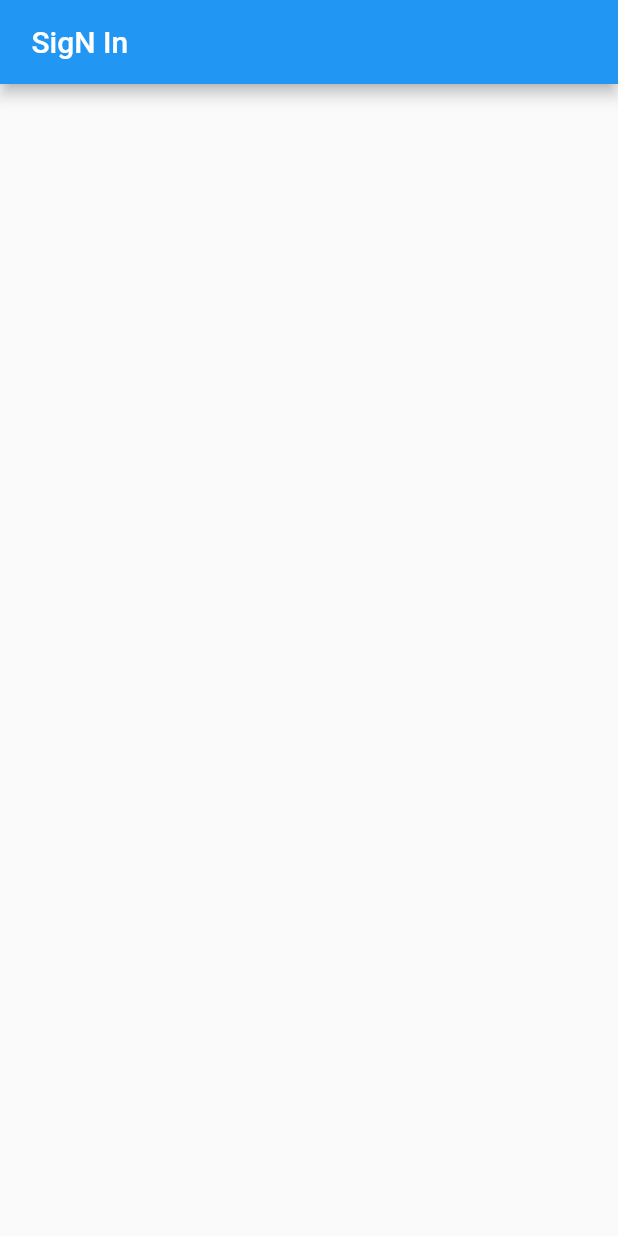
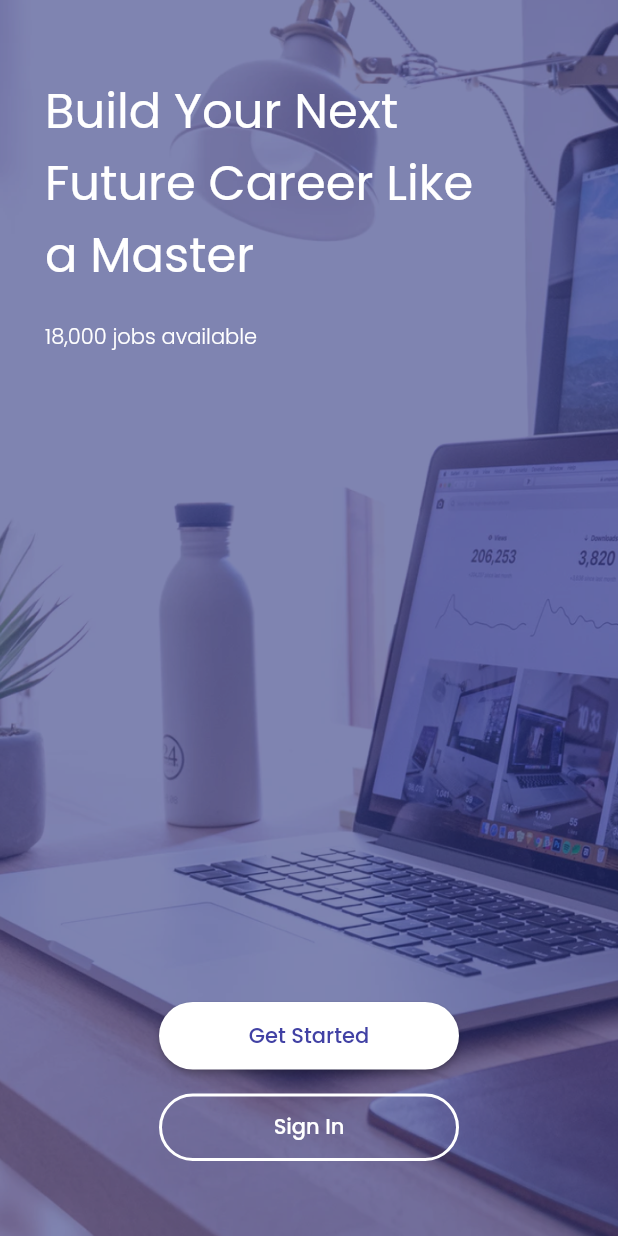
Before and after one commit to asrafilll/flutter_jobs_app, a Flutter app: the screen it shows after launch, on a phone screen of 412 x 824 dp. Run offline on Flutter 3.47's test engine with Material 2 defaults, Android fonts, the phone set to English and light mode, and no system bars; our stand-ins replace google_fonts.

Commit message:
Sign In Page done

```diff
--- a/lib/main.dart
+++ b/lib/main.dart
@@ -1,4 +1,5 @@
 import 'package:flutter/material.dart';
+import 'package:google_fonts/google_fonts.dart';
 // import 'package:jobs_app/bmi_apps/height_provider.dart';
 // import 'package:jobs_app/bmi_apps/main.dart';
 import 'package:jobs_app/main_apps/sign_in_page.dart';
@@ -18,6 +19,9 @@ class MyApp extends StatelessWidget {
   Widget build(BuildContext context) {
     return MaterialApp(
       debugShowCheckedModeBanner: false,
+      theme: ThemeData(
+        textTheme: GoogleFonts.poppinsTextTheme(),
+      ),
       routes: {
         '/': (context) => const SplashScreen(),
         '/sign-in': (context) => const SignInPage(),
--- /dev/null
+++ b/lib/main_apps/app_styles.dart
@@ -0,0 +1,5 @@
+import 'package:flutter/material.dart';
+
+class AppStyles {
+  static const Color kPrimaryColor = Color(0XFF4141A4);
+}
--- a/lib/main_apps/sign_in_page.dart
+++ b/lib/main_apps/sign_in_page.dart
@@ -1,4 +1,5 @@
 import 'package:flutter/material.dart';
+import 'package:jobs_app/main_apps/app_styles.dart';
 
 class SignInPage extends StatelessWidget {
   const SignInPage({super.key});
@@ -6,10 +7,88 @@ class SignInPage extends StatelessWidget {
   @override
   Widget build(BuildContext context) {
     return Scaffold(
-      appBar: AppBar(
-        title: const Text(
-          ' SigN In',
-        ),
+      body: Stack(
+        children: [
+          Container(
+            decoration: const BoxDecoration(
+              image: DecorationImage(
+                fit: BoxFit.cover,
+                image: AssetImage('assets/bg.png'),
+              ),
+            ),
+          ),
+          Padding(
+            padding: const EdgeInsets.symmetric(vertical: 50, horizontal: 30),
+            child: Column(
+              crossAxisAlignment: CrossAxisAlignment.start,
+              mainAxisAlignment: MainAxisAlignment.spaceBetween,
+              children: [
+                Column(
+                  crossAxisAlignment: CrossAxisAlignment.start,
+                  children: const [
+                    Text(
+                      'Build Your Next\nFuture Career Like\na Master',
+                      style: TextStyle(
+                        fontSize: 32,
+                        color: Colors.white,
+                      ),
+                    ),
+                    SizedBox(height: 20),
+                    Text(
+                      '18,000 jobs available',
+                      style: TextStyle(
+                        fontWeight: FontWeight.w300,
+                        color: Colors.white,
+                      ),
+                    ),
+                  ],
+                ),
+                Center(
+                  child: Column(
+                    children: [
+                      SizedBox(
+                        width: 200,
+                        height: 45,
+                        child: ElevatedButton(
+                          style: ElevatedButton.styleFrom(
+                            backgroundColor: Colors.white,
+                            foregroundColor: AppStyles.kPrimaryColor,
+                            shape: const StadiumBorder(),
+                          ),
+                          onPressed: () {},
+                          child: const Text(
+                            'Get Started',
+                          ),
+                        ),
+                      ),
+                      const SizedBox(height: 16),
+                      SizedBox(
+                        width: 200,
+                        height: 45,
+                        child: ElevatedButton(
+                          style: ElevatedButton.styleFrom(
+                            backgroundColor: Colors.transparent,
+                            elevation: 0,
+                            shape: const StadiumBorder(
+                              side: BorderSide(
+                                width: 2,
+                                color: Colors.white,
+                              ),
+                            ),
+                          ),
+                          onPressed: () {},
+                          child: const Text(
+                            'Sign In',
+                          ),
+                        ),
+                      ),
+                    ],
+                  ),
+                )
+              ],
+            ),
+          )
+        ],
       ),
     );
   }
```
Also changed, not shown: assets/bg.png (added), assets/user_pic.png (added), assets/work.png (added), 3 other files.
